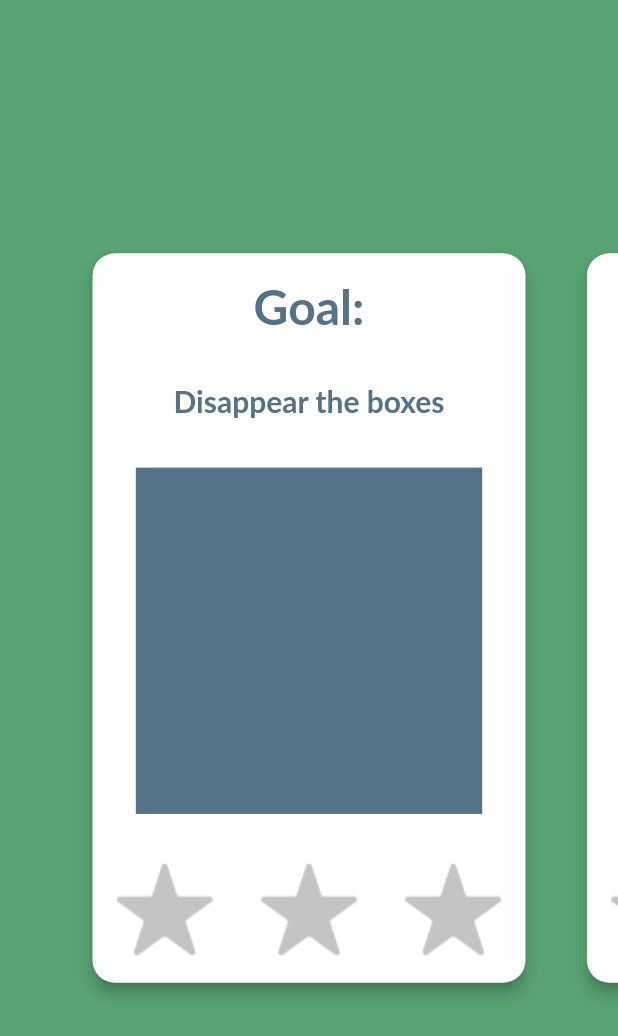
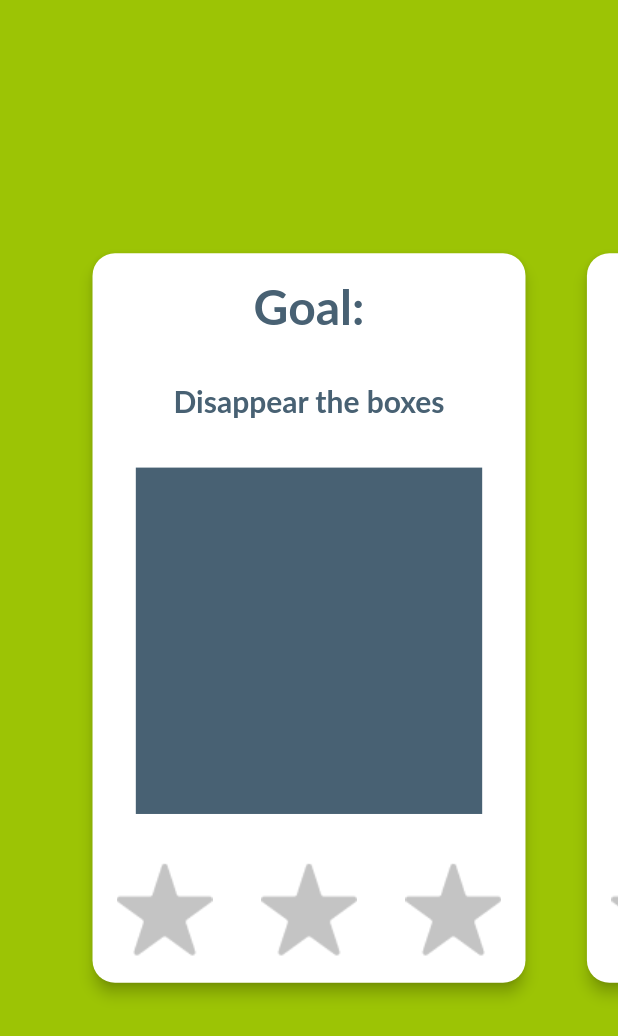
Before and after one commit to AlabasterAxe/color_game, a Flutter app: the WorldMapView screen opened directly, on a phone screen of 412 x 824 dp. Shown: the top 1036 px of the screen. Run offline on Flutter 3.47's test engine with Material 2 defaults, Android fonts, the phone set to English and light mode, and no system bars; our stand-ins replace audioplayers, firebase_analytics, firebase_core, google_fonts, google_mobile_ads, shared_preferences and 1 more; accounts and stored records are empty; Roboto replaces fonts that are missing (Lato).

Commit message:
some more color stuff

```diff
--- a/lib/constants.dart
+++ b/lib/constants.dart
@@ -7,11 +7,11 @@ const BOX_BORDER_RADIUS = 1 / 8;
 const GRID_SIZE = 6;
 const COLLAPSE_DURATION_MILLISECONDS = 750;
 
-const BOARD_BACKGROUND_COLOR = Color(0xff557287);
+const BOARD_BACKGROUND_COLOR = Color(0xff486173);
 
 const RED_COLOR = Color(0xffF55454);
 const YELLOW_COLOR = Color(0xffFED30B);
-const GREEN_COLOR = Color(0xff58A273);
+const GREEN_COLOR = Color(0xff9CC405);
 const BLUE_COLOR = Color(0xff5099B0);
 
 ShapeBorder CARD_SHAPE = RoundedRectangleBorder(
```
